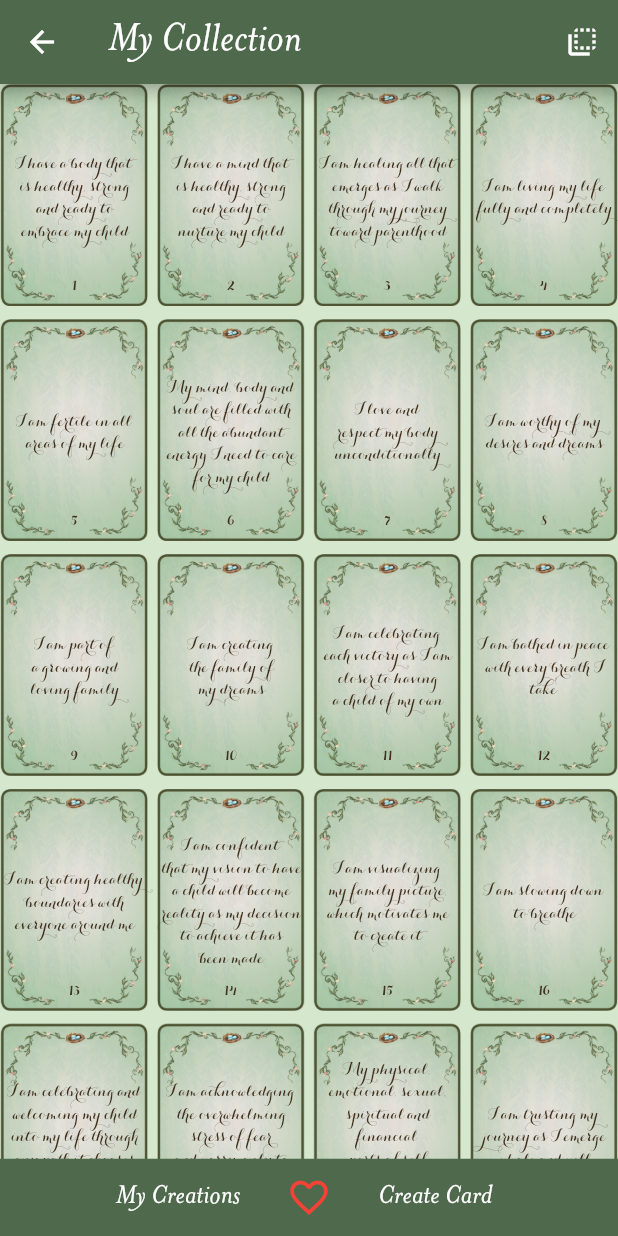
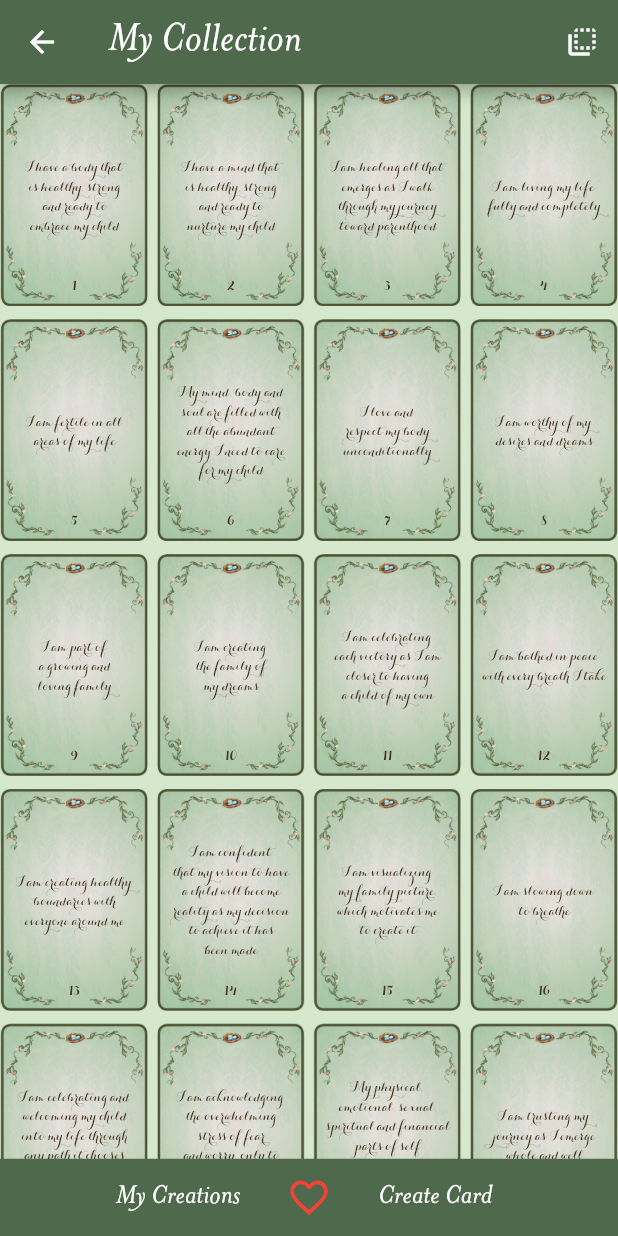
Before and after one commit to CIE-media-team/fertileaffirmations-flutter, a Flutter app: the Collection screen opened directly, on a phone screen of 412 x 824 dp. Run offline on Flutter 3.47's test engine with Material 2 defaults, Android fonts, the phone set to English and light mode, and no system bars; drawn by our look-alikes of auto_size_text; our stand-ins replace dots_indicator, flip_card, flutter_local_notifications, fluttertoast, package_info, share and 1 more; accounts and stored records are empty.

Commit message:
responsive collection fontsize

```diff
--- a/lib/collection-screen.dart
+++ b/lib/collection-screen.dart
@@ -148,7 +148,7 @@ class _Collection extends State<Collection> {
                                     //     border:
                                     //         Border.all(color: Colors.black)),
                                     height: getHeight(),
-                                    width: (MediaQuery.of(context).size.width),
+                                    width: (MediaQuery.of(context).size.width) * .9,
                                     child: Align(
                                         alignment: Alignment.center,
                                         child:
@@ -296,6 +296,9 @@ class _Collection extends State<Collection> {
   }
 
   double getHeight() {
+    if (MediaQuery.of(context).size.height > 700) {
+      return ((MediaQuery.of(context).size.height / 6));
+    }
     if (MediaQuery.of(context).size.height > 1000) {
       return ((MediaQuery.of(context).size.height / 4));
     }
@@ -303,9 +306,19 @@ class _Collection extends State<Collection> {
   }
 
   double getFontSize() {
+    double fontsize = (MediaQuery.of(context).size.height) / 75;
+    if (MediaQuery.of(context).size.height >= 812) {
+      fontsize= ((MediaQuery.of(context).size.height) / 90);
+    }
+    if (MediaQuery.of(context).size.height >= 896) {
+      fontsize = ((MediaQuery.of(context).size.height) / 70);
+    }
     if (MediaQuery.of(context).size.height > 1000) {
-      return ((MediaQuery.of(context).size.height) / 54);
+      fontsize = ((MediaQuery.of(context).size.height) / 65);
     }
-    return (MediaQuery.of(context).size.height) / 75;
+    if (MediaQuery.of(context).size.height > 1200) {
+      fontsize = ((MediaQuery.of(context).size.height) / 54);
+    }
+    return fontsize ;
   }
 }
--- a/lib/main.dart
+++ b/lib/main.dart
@@ -83,7 +83,7 @@ Future readInstructions() async {
   var i = 0;
   while (i < strings.length) {
     strings[i] = strings[i].replaceAll("*", "\n");
-    debugPrint(strings[i]);
+    // debugPrint(strings[i]);
 
     i++;
   }
```
Also changed, not shown: lib/card-screen.dart (+45 -16 lines).
